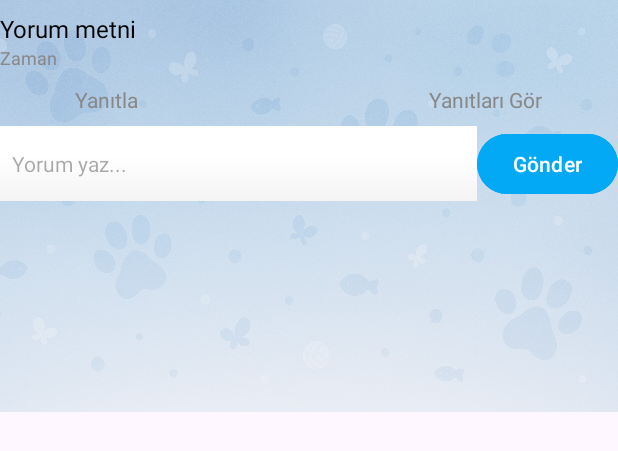
After one commit to WhalEmo/CatMap, an Android app: the layout yorum_gosterme.xml on its own in the app's theme, with its tools: preview values and no code run, on a phone screen of 412 x 824 dp. The commit adds this screen. Shown: the top 451 px of the screen. Run offline under Robolectric (Android 15) with nearby library versions, the phone set to English and light mode, and no system bars.

Commit message:
yorum kısmı yapmaya calısıldı ancak bitmedi

```diff
--- /dev/null
+++ b/app/src/main/res/layout/yorum_gosterme.xml
@@ -0,0 +1,117 @@
+<?xml version="1.0" encoding="utf-8"?>
+<androidx.constraintlayout.widget.ConstraintLayout xmlns:android="http://schemas.android.com/apk/res/android"
+    xmlns:app="http://schemas.android.com/apk/res-auto"
+    xmlns:tools="http://schemas.android.com/tools"
+    android:layout_width="match_parent"
+    android:layout_height="match_parent">
+
+    <!-- Arka Plan -->
+
+    <!-- Yorum Metni -->
+    <ImageView
+        android:id="@+id/arkaplanmavi"
+        android:layout_width="0dp"
+        android:layout_height="wrap_content"
+        android:adjustViewBounds="true"
+        android:scaleType="centerCrop"
+        android:src="@drawable/maviiarkaplan"
+        app:layout_constraintBottom_toBottomOf="parent"
+        app:layout_constraintEnd_toEndOf="parent"
+        app:layout_constraintStart_toStartOf="parent"
+        app:layout_constraintTop_toTopOf="parent"
+        app:layout_constraintVertical_bias="0.0" />
+
+    <TextView
+        android:id="@+id/yorum_text"
+        android:layout_width="match_parent"
+        android:layout_height="wrap_content"
+        android:layout_marginTop="8dp"
+        android:autoLink="all"
+        android:lineSpacingExtra="2dp"
+        android:text="Yorum metni"
+        android:textColor="#000000"
+        android:textIsSelectable="false"
+        android:textSize="16sp"
+        android:textStyle="normal"
+        app:layout_constraintEnd_toEndOf="parent"
+        app:layout_constraintStart_toStartOf="parent"
+        app:layout_constraintTop_toTopOf="parent" />
+
+    <!-- Yorum Zamanı -->
+    <TextView
+        android:id="@+id/zaman_text"
+        android:layout_width="wrap_content"
+        android:layout_height="wrap_content"
+        android:text="Zaman"
+        android:textColor="#888888"
+        android:textSize="12sp"
+        app:layout_constraintStart_toStartOf="parent"
+        app:layout_constraintTop_toBottomOf="@+id/yorum_text" />
+
+    <!-- Yanıtla (Solda) -->
+    <TextView
+        android:id="@+id/yanitla_text"
+        android:layout_width="wrap_content"
+        android:layout_height="wrap_content"
+        android:layout_marginStart="50dp"
+        android:layout_marginTop="10dp"
+        android:text="Yanıtla"
+        android:textColor="#888888"
+        android:textSize="14sp"
+        app:layout_constraintBottom_toTopOf="@+id/yanit_recycler_view"
+        app:layout_constraintStart_toStartOf="parent"
+        app:layout_constraintTop_toBottomOf="@+id/zaman_text" />
+
+    <!-- Yanıtları Gör (Sağda) -->
+    <TextView
+        android:id="@+id/yanitlari_gor_text"
+        android:layout_width="wrap_content"
+        android:layout_height="wrap_content"
+        android:layout_marginTop="10dp"
+        android:layout_marginEnd="50dp"
+        android:text="Yanıtları Gör"
+        android:textColor="#888888"
+        android:textSize="14sp"
+        app:layout_constraintEnd_toEndOf="parent"
+        app:layout_constraintTop_toBottomOf="@+id/zaman_text" />
+
+    <!-- Yanıtlar Listesi (başlangıçta gizli) -->
+    <androidx.recyclerview.widget.RecyclerView
+        android:id="@+id/yanit_recycler_view"
+        android:layout_width="0dp"
+        android:layout_height="wrap_content"
+        android:visibility="gone"
+        app:layout_constraintEnd_toEndOf="parent"
+        app:layout_constraintStart_toStartOf="parent"
+        app:layout_constraintTop_toBottomOf="@+id/yanitla_text" />
+
+    <!-- Yorum Yazma Alanı -->
+    <EditText
+        android:id="@+id/yorum_yaz"
+        android:layout_width="0dp"
+        android:layout_height="50dp"
+        android:layout_marginTop="8dp"
+        android:background="@drawable/beyaz"
+        android:hint="Yorum yaz..."
+        android:padding="8dp"
+        android:textColor="#000"
+        android:textSize="14sp"
+        android:lineSpacingExtra="0dp"
+        app:layout_constraintEnd_toStartOf="@+id/gonder_buton"
+        app:layout_constraintStart_toStartOf="parent"
+        app:layout_constraintTop_toBottomOf="@+id/yanit_recycler_view" />
+
+    <Button
+        android:id="@+id/gonder_buton"
+        android:layout_width="wrap_content"
+        android:layout_height="wrap_content"
+        android:backgroundTint="#03A9F4"
+        android:onClick="yorumgonder"
+        android:text="Gönder"
+        android:typeface="normal"
+        app:layout_constraintBottom_toBottomOf="@+id/yorum_yaz"
+        app:layout_constraintEnd_toEndOf="parent"
+        app:layout_constraintStart_toEndOf="@+id/yorum_yaz"
+        app:layout_constraintTop_toTopOf="@+id/yorum_yaz" />
+
+</androidx.constraintlayout.widget.ConstraintLayout>
```
Also changed, not shown: app/src/main/java/com/emrullah/catmap/Kediler.java (+11 -1 lines), app/src/main/java/com/emrullah/catmap/MapsActivity.java (+29 -3 lines), app/src/main/java/com/emrullah/catmap/Yorumlar.java (added, +40 -0 lines), app/src/main/res/layout/markerdaki_kediyi_gosterme.xml (+20 -2 lines), app/src/main/res/drawable/beyaz.png (added), app/src/main/res/drawable/maviiarkaplan.jpg (added), app/src/main/res/drawable/patiliyorum.png (added).
